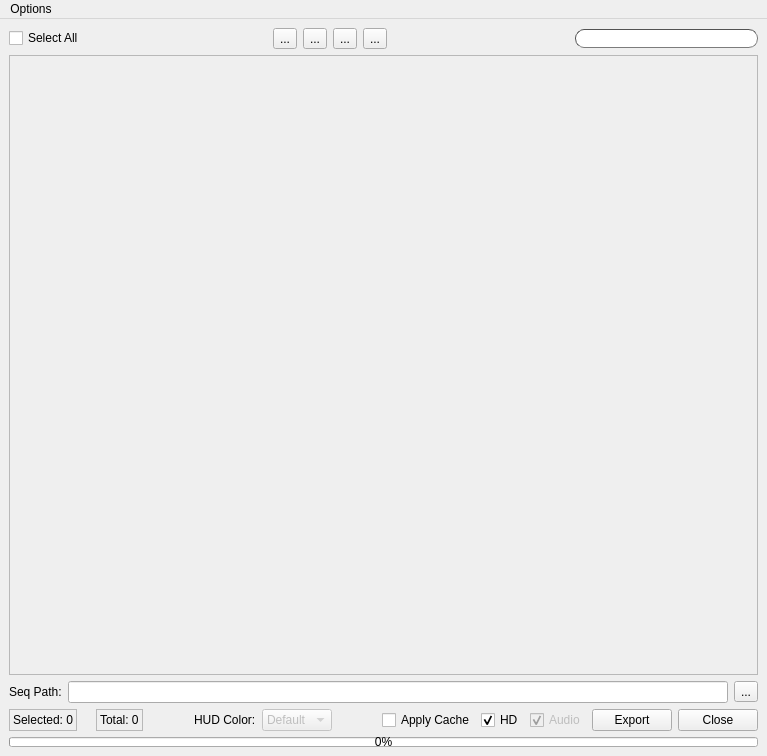
Qt form ui/submitter.ui (iceanimations/shot_subm_use_multishot) before a commit.
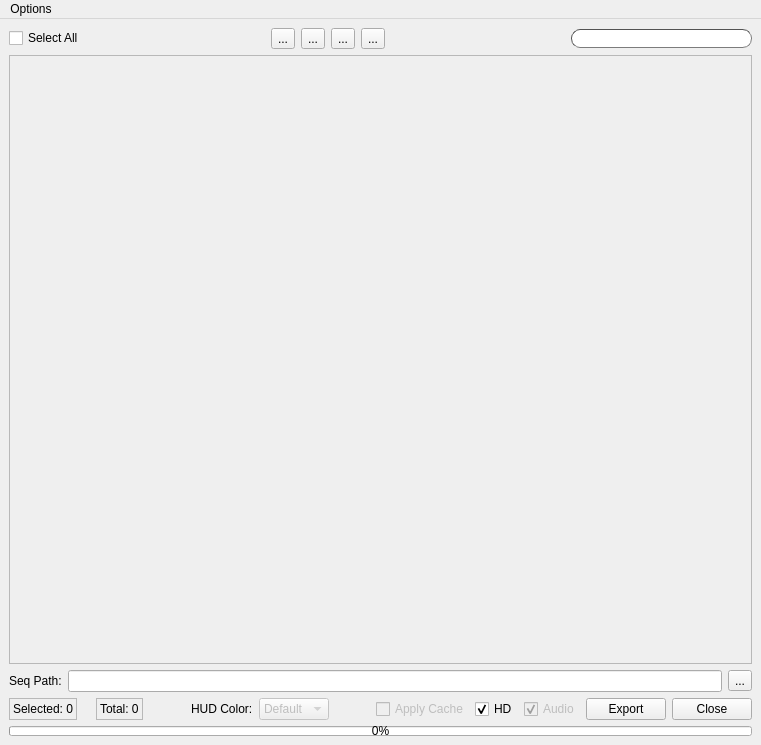
The same form after that commit.

```diff
--- a/ui/submitter.ui
+++ b/ui/submitter.ui
@@ -6,8 +6,8 @@
    <rect>
     <x>0</x>
     <y>0</y>
-    <width>767</width>
-    <height>756</height>
+    <width>761</width>
+    <height>745</height>
    </rect>
   </property>
   <property name="windowTitle">
@@ -120,8 +120,8 @@
         <rect>
          <x>0</x>
          <y>0</y>
-         <width>745</width>
-         <height>611</height>
+         <width>741</width>
+         <height>600</height>
         </rect>
        </property>
        <layout class="QVBoxLayout" name="verticalLayout_4">
@@ -276,7 +276,7 @@
       <item>
        <widget class="QCheckBox" name="applyCacheButton">
         <property name="enabled">
-         <bool>true</bool>
+         <bool>false</bool>
         </property>
         <property name="text">
          <string>Apply Cache</string>
@@ -366,8 +366,8 @@
     <rect>
      <x>0</x>
      <y>0</y>
-     <width>767</width>
-     <height>19</height>
+     <width>761</width>
+     <height>22</height>
     </rect>
    </property>
    <widget class="QMenu" name="menuOptions">
```
